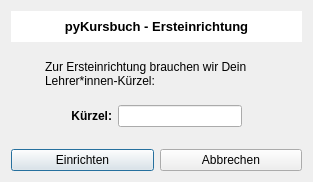
Old version of the form Ersteinrichtung.ui in the repository pyphil/Kursbuch.
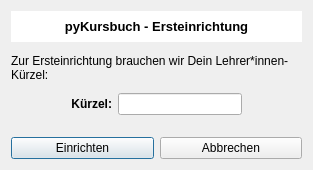
New version of the form. Icons and pictures are not drawn.

Commit message: ui korrektur Erseinrichtung

```diff
--- a/Ersteinrichtung.ui
+++ b/Ersteinrichtung.ui
@@ -10,7 +10,7 @@
     <x>0</x>
     <y>0</y>
     <width>313</width>
-    <height>182</height>
+    <height>170</height>
    </rect>
   </property>
   <property name="windowTitle">
@@ -90,9 +90,6 @@
      <property name="wordWrap">
       <bool>true</bool>
      </property>
-     <property name="indent">
-      <number>34</number>
-     </property>
     </widget>
    </item>
    <item row="0" column="0">
```
The commit also changes 1 other file.
